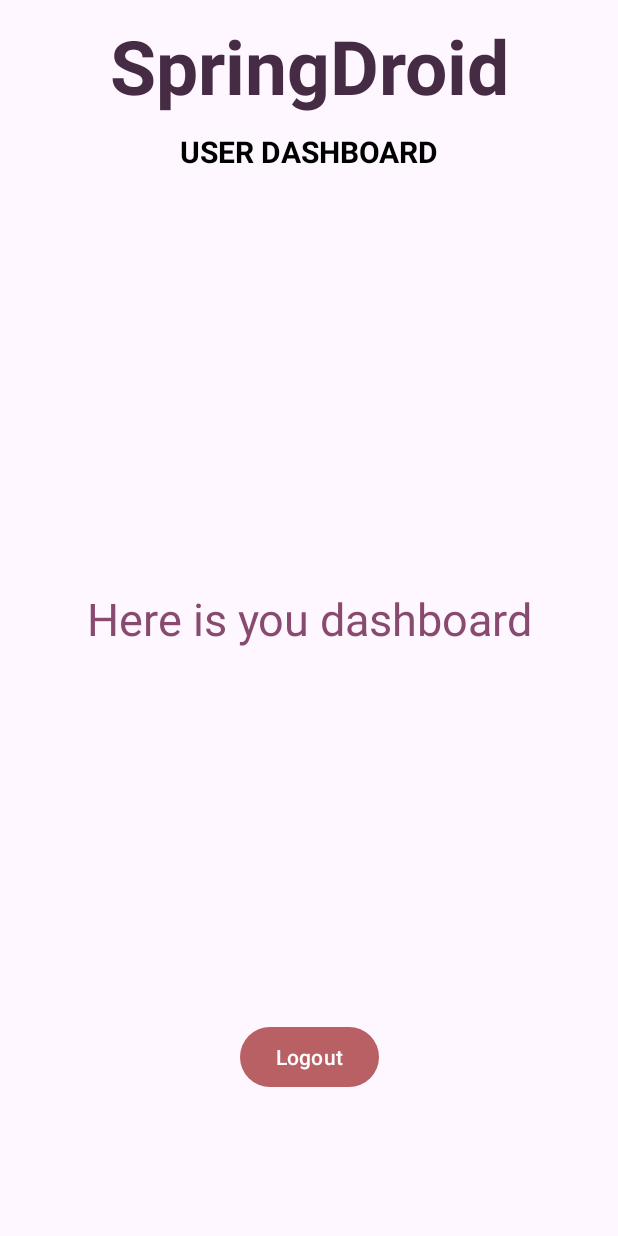
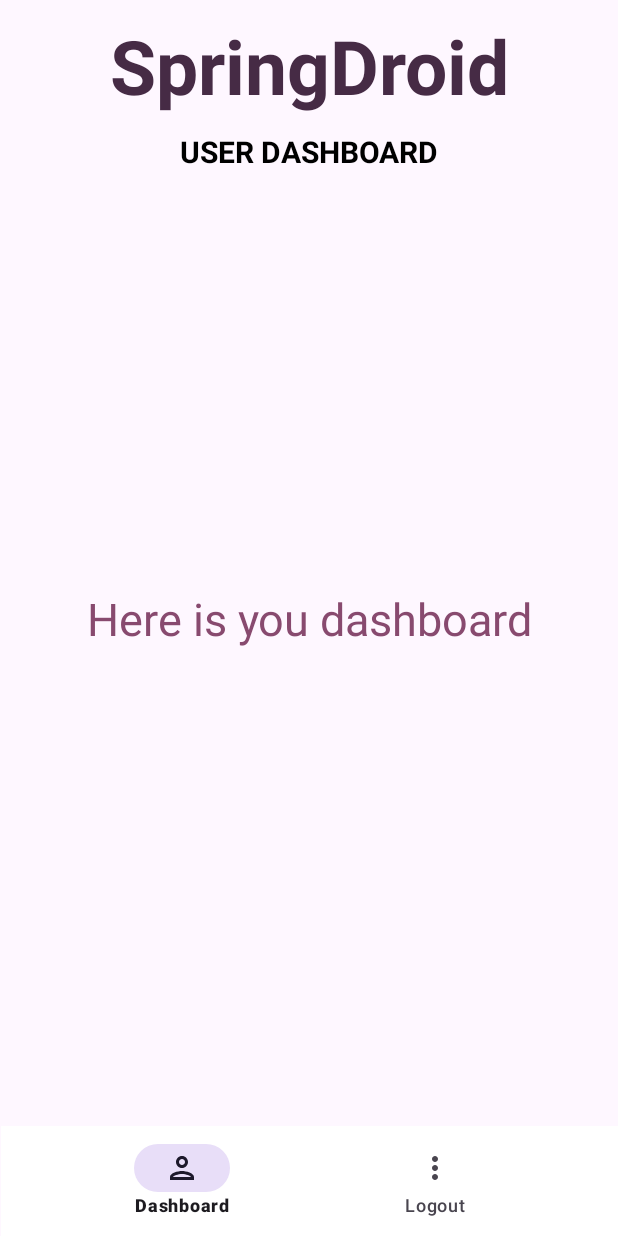
Before and after one commit to monaSaurusRex/Android_Subsystem, an Android app: the layout activity_dashboard.xml on its own in the app's theme, with its tools: preview values and no code run, on a phone screen of 412 x 824 dp. Run offline under Robolectric (Android 15) with nearby library versions, the phone set to English and light mode, and no system bars.

Commit message:
Bottom Navbar works and has cancellable dialog box

```diff
--- /dev/null
+++ b/LoginSubsystem/Frontend/UserLogin/app/src/main/res/drawable/outline_more_vert_24.xml
@@ -0,0 +1,5 @@
+<vector android:autoMirrored="true" android:height="24dp"
+    android:tint="#462B45" android:viewportHeight="24"
+    android:viewportWidth="24" android:width="24dp" xmlns:android="http://schemas.android.com/apk/res/android">
+    <path android:fillColor="@android:color/white" android:pathData="M12,8c1.1,0 2,-0.9 2,-2s-0.9,-2 -2,-2 -2,0.9 -2,2 0.9,2 2,2zM12,10c-1.1,0 -2,0.9 -2,2s0.9,2 2,2 2,-0.9 2,-2 -0.9,-2 -2,-2zM12,16c-1.1,0 -2,0.9 -2,2s0.9,2 2,2 2,-0.9 2,-2 -0.9,-2 -2,-2z"/>
+</vector>
--- /dev/null
+++ b/LoginSubsystem/Frontend/UserLogin/app/src/main/res/drawable/outline_person_24.xml
@@ -0,0 +1,5 @@
+<vector android:autoMirrored="true" android:height="24dp"
+    android:tint="#462B45" android:viewportHeight="24"
+    android:viewportWidth="24" android:width="24dp" xmlns:android="http://schemas.android.com/apk/res/android">
+    <path android:fillColor="@android:color/white" android:pathData="M12,6c1.1,0 2,0.9 2,2s-0.9,2 -2,2 -2,-0.9 -2,-2 0.9,-2 2,-2m0,10c2.7,0 5.8,1.29 6,2L6,18c0.23,-0.72 3.31,-2 6,-2m0,-12C9.79,4 8,5.79 8,8s1.79,4 4,4 4,-1.79 4,-4 -1.79,-4 -4,-4zM12,14c-2.67,0 -8,1.34 -8,4v2h16v-2c0,-2.66 -5.33,-4 -8,-4z"/>
+</vector>
--- a/LoginSubsystem/Frontend/UserLogin/app/src/main/res/layout/activity_dashboard.xml
+++ b/LoginSubsystem/Frontend/UserLogin/app/src/main/res/layout/activity_dashboard.xml
@@ -46,17 +46,63 @@
         app:layout_constraintStart_toStartOf="parent"
         app:layout_constraintTop_toTopOf="parent" />
 
-    <Button
-        android:id="@+id/btnLogout"
-        android:layout_width="wrap_content"
-        android:layout_height="wrap_content"
-        android:text="Logout"
-        android:theme="@style/Button.Red"
+<!--    <Button-->
+<!--        android:id="@+id/btnLogout"-->
+<!--        android:layout_width="wrap_content"-->
+<!--        android:layout_height="wrap_content"-->
+<!--        android:text="Log Out"-->
+<!--        android:theme="@style/Button.Red"-->
+<!--        app:layout_constraintBottom_toBottomOf="parent"-->
+<!--        app:layout_constraintEnd_toEndOf="parent"-->
+<!--        app:layout_constraintHorizontal_bias="0.05"-->
+<!--        app:layout_constraintStart_toStartOf="parent"-->
+<!--        app:layout_constraintTop_toBottomOf="@+id/tvWelcome"-->
+<!--        app:layout_constraintTop_toTopOf="parent"-->
+<!--        app:layout_constraintVertical_bias="0.65999997" />-->
+
+    <FrameLayout
+        android:id="@+id/container"
+        android:layout_width="match_parent"
+        android:layout_height="match_parent"
+        android:layout_above="@+id/bottomNav"
+        />
+
+
+    <com.google.android.material.bottomnavigation.BottomNavigationView
+        android:id="@+id/bottomNav"
+        android:layout_width="411dp"
+        android:layout_height="73dp"
+        android:layout_alignParentBottom="true"
+        android:background="@color/white"
+        android:foregroundTint="#770000"
+        android:scrollIndicators="left"
         app:layout_constraintBottom_toBottomOf="parent"
         app:layout_constraintEnd_toEndOf="parent"
+        app:layout_constraintHorizontal_bias="0.5"
         app:layout_constraintStart_toStartOf="parent"
-        app:layout_constraintTop_toTopOf="parent"
-        app:layout_constraintVertical_bias="0.877"
-        app:layout_constraintTop_toBottomOf="@+id/tvWelcome"/>
+        app:menu="@menu/bottom_nav" />
+<!--    <RelativeLayout-->
+<!--        android:layout_width="match_parent"-->
+<!--        android:layout_height="match_parent"-->
+<!--        tools:context=".Activities.HomeActivity">-->
+
+<!--        <RelativeLayout-->
+<!--            android:layout_width="match_parent"-->
+<!--            android:layout_height="match_parent"-->
+<!--            android:id="@+id/relativelayout"-->
+<!--            android:layout_marginBottom="65dp"-->
+<!--            android:padding="5dp">-->
+
+<!--        </RelativeLayout>-->
+
+<!--        <com.google.android.material.bottomnavigation.BottomNavigationView-->
+<!--            android:layout_width="match_parent"-->
+<!--            android:layout_height="wrap_content"-->
+<!--            app:menu="@menu/bottom_nav"-->
+<!--            android:layout_alignParentBottom="true"-->
+<!--            android:id="@+id/bottomnav"-->
+<!--            >-->
+<!--        </com.google.android.material.bottomnavigation.BottomNavigationView>-->
+<!--    </RelativeLayout>-->
 
 </androidx.constraintlayout.widget.ConstraintLayout>
--- /dev/null
+++ b/LoginSubsystem/Frontend/UserLogin/app/src/main/res/menu/bottom_nav.xml
@@ -0,0 +1,11 @@
+<?xml version="1.0" encoding="utf-8"?>
+<menu xmlns:android="http://schemas.android.com/apk/res/android">
+    <item
+        android:title="Dashboard"
+        android:id="@+id/dashboard"
+        android:icon="@drawable/outline_person_24"/>
+    <item
+        android:title="Logout"
+        android:id="@+id/logoutFragment"
+        android:icon="@drawable/outline_more_vert_24"/>
+</menu>
--- a/LoginSubsystem/Frontend/UserLogin/app/src/main/res/values/strings.xml
+++ b/LoginSubsystem/Frontend/UserLogin/app/src/main/res/values/strings.xml
@@ -9,4 +9,6 @@
     <string name="invalid_username">Not a valid username</string>
     <string name="invalid_password">Password must be >5 characters</string>
     <string name="login_failed">"Login failed"</string>
+    <!-- TODO: Remove or change this placeholder text -->
+    <string name="hello_blank_fragment">Hello blank fragment</string>
 </resources>
```
Also changed, not shown: LoginSubsystem/Frontend/UserLogin/app/build.gradle (+21 -0 lines), LoginSubsystem/Frontend/UserLogin/app/src/main/java/Fragment/Dashboard_Fragment.kt (added, +57 -0 lines), LoginSubsystem/Frontend/UserLogin/app/src/main/java/Fragment/Logout_Fragment.kt (added, +60 -0 lines), LoginSubsystem/Frontend/UserLogin/app/src/main/java/com/example/userlogin/DashboardActivity.kt (+60 -13 lines), LoginSubsystem/Frontend/UserLogin/app/src/main/res/layout/fragment_dashboard.xml (added, +14 -0 lines), LoginSubsystem/Frontend/UserLogin/app/src/main/res/layout/fragment_logout.xml (added, +12 -0 lines).
